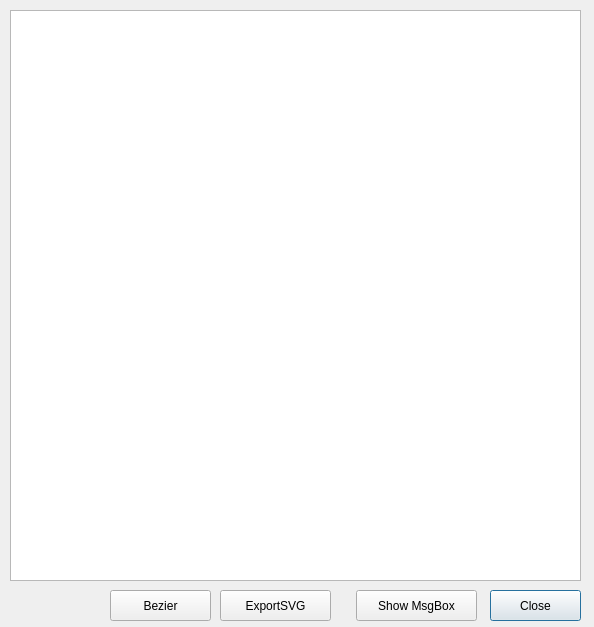
RCura/PluginFlux, file ui.ui: the form before one commit.
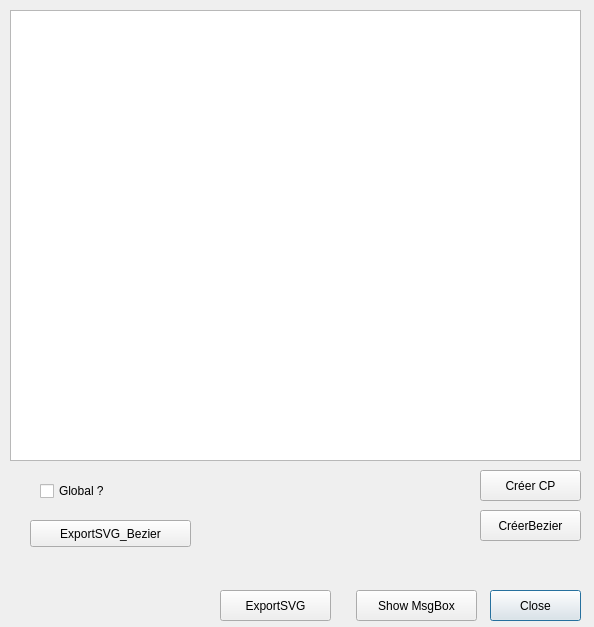
The form after the commit.

Commit message: Export SVG des courbes de Bezier fonctionnel

The edit to the form file:
```diff
--- a/ui.ui
+++ b/ui.ui
@@ -19,7 +19,7 @@
      <x>10</x>
      <y>10</y>
      <width>571</width>
-     <height>571</height>
+     <height>451</height>
     </rect>
    </property>
    <property name="html">
@@ -72,14 +72,53 @@
   <widget class="QPushButton" name="pB_Bezier">
    <property name="geometry">
     <rect>
-     <x>110</x>
-     <y>590</y>
+     <x>480</x>
+     <y>470</y>
      <width>101</width>
      <height>31</height>
     </rect>
    </property>
    <property name="text">
-    <string>Bezier</string>
+    <string>Créer CP</string>
+   </property>
+  </widget>
+  <widget class="QPushButton" name="pB_Bezier2">
+   <property name="geometry">
+    <rect>
+     <x>480</x>
+     <y>510</y>
+     <width>101</width>
+     <height>31</height>
+    </rect>
+   </property>
+   <property name="text">
+    <string>CréerBezier</string>
+   </property>
+  </widget>
+  <widget class="QCheckBox" name="cB_global">
+   <property name="geometry">
+    <rect>
+     <x>40</x>
+     <y>480</y>
+     <width>97</width>
+     <height>22</height>
+    </rect>
+   </property>
+   <property name="text">
+    <string>Global ?</string>
+   </property>
+  </widget>
+  <widget class="QPushButton" name="pB_exportSVGBezier">
+   <property name="geometry">
+    <rect>
+     <x>30</x>
+     <y>520</y>
+     <width>161</width>
+     <height>27</height>
+    </rect>
+   </property>
+   <property name="text">
+    <string>ExportSVG_Bezier</string>
    </property>
   </widget>
  </widget>
```
The commit also changes 1 other file.
